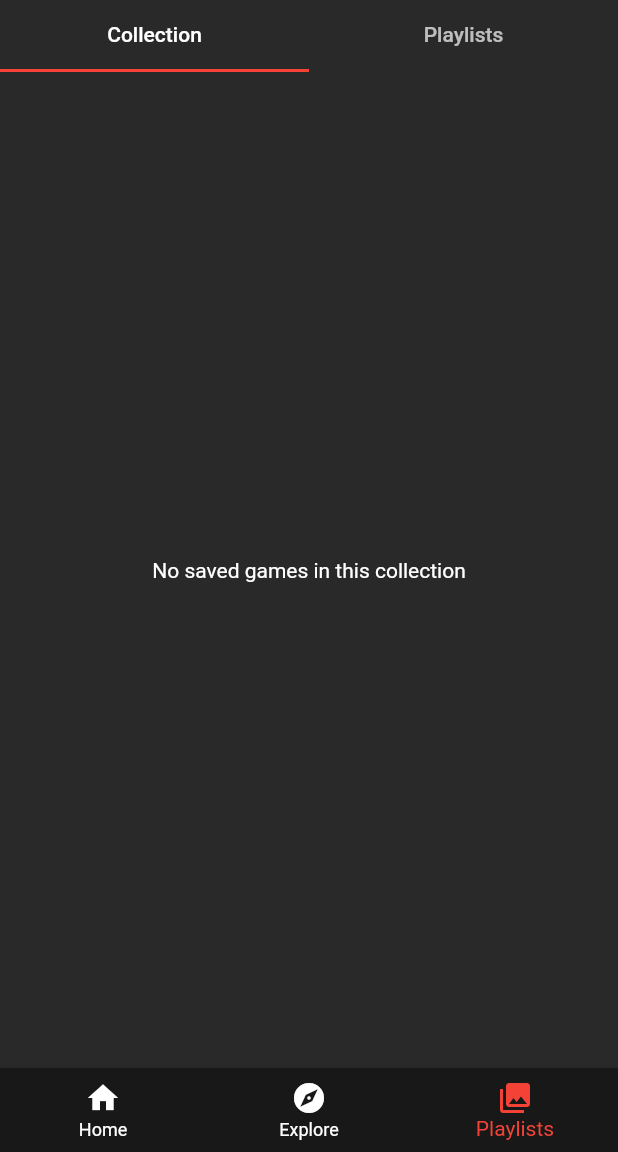
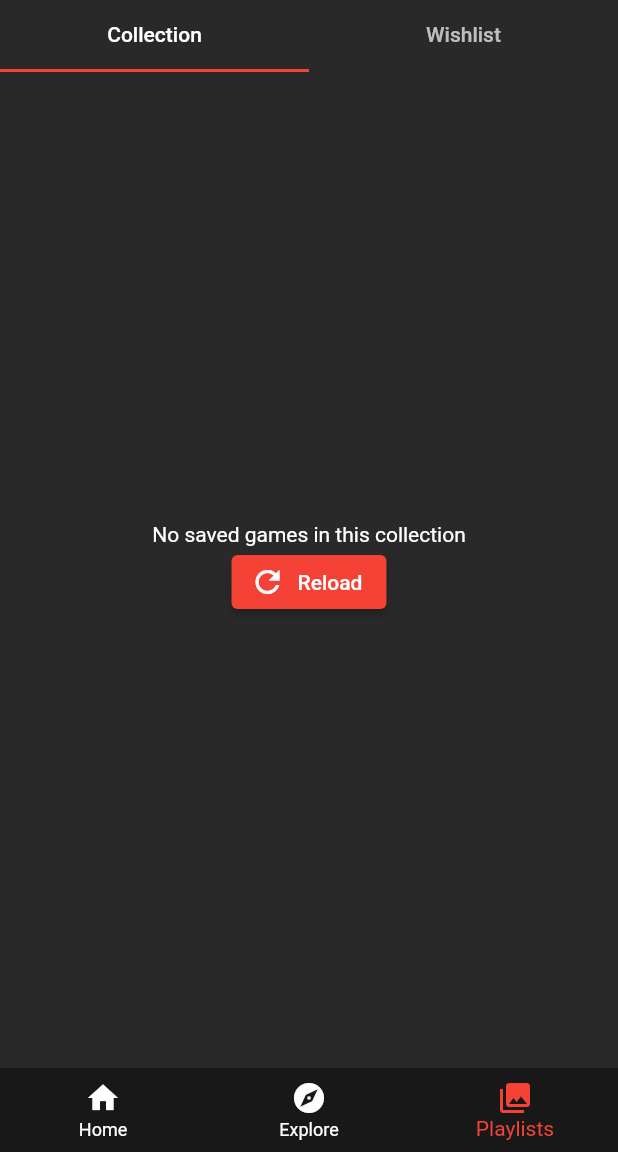
Before and after one commit to VLx2000/BibliotecaJogos, a Flutter app: the screen it shows after launch, swiped to page 3, on a phone screen of 412 x 824 dp, the part 84-1236 px from its top. Run offline on Flutter 3.47's test engine with Material 2 defaults, Android fonts, the phone set to English and light mode, and no system bars; our stand-ins replace shared_preferences; generated files the repository leaves out were written again; network calls fail.

Commit message:
bug fix playlist

```diff
--- a/lib/views/Home/widgets/playlist_tab.dart
+++ b/lib/views/Home/widgets/playlist_tab.dart
@@ -105,12 +105,29 @@ class _PlaylistTabState extends State<PlaylistTab>
 
   Widget _buildEmptyPlaylistScreen() {
     return Center(
-      child: Text(
-        AppLocalizations.of(context)!.emtpydb,
-        style: const TextStyle(
-          color: Colors.white,
-          decorationColor: Colors.white,
-        ),
+      child: Column(
+        mainAxisAlignment: MainAxisAlignment.center,
+        children: [
+          Text(
+            AppLocalizations.of(context)!.emtpydb,
+            style: const TextStyle(
+              color: Colors.white,
+              decorationColor: Colors.white,
+            ),
+          ),
+          ElevatedButton.icon(
+            onPressed: () {
+              setState(() {
+                futureJogos = loadGames(widget.playlistName);
+              });
+            },
+            icon: const Icon(
+              Icons.refresh,
+              size: 24.0,
+            ),
+            label: Text(AppLocalizations.of(context)!.reload),
+          ),
+        ],
       ),
     );
   }
--- a/lib/views/Home/widgets/playlists.dart
+++ b/lib/views/Home/widgets/playlists.dart
@@ -18,7 +18,7 @@ class PlaylistsView extends StatelessWidget {
                 text: AppLocalizations.of(context)!.collection,
               ),
               Tab(
-                text: AppLocalizations.of(context)!.playlist,
+                text: AppLocalizations.of(context)!.wishlist,
               ),
             ],
           ),
```
Also changed, not shown: 1 other file.
